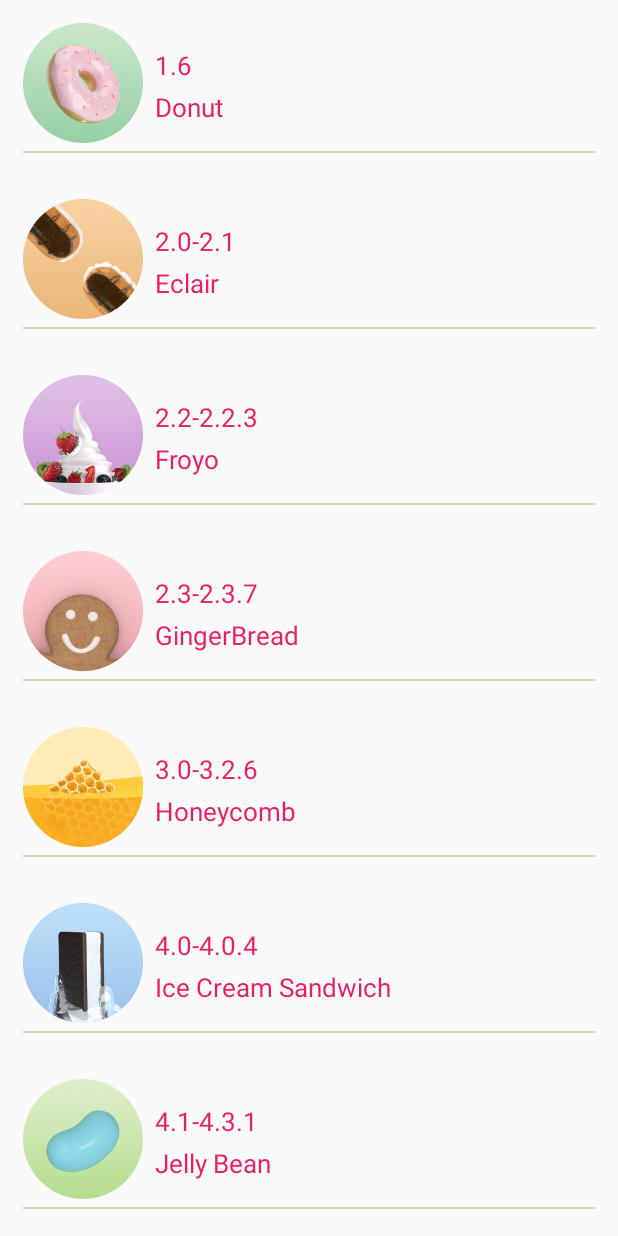
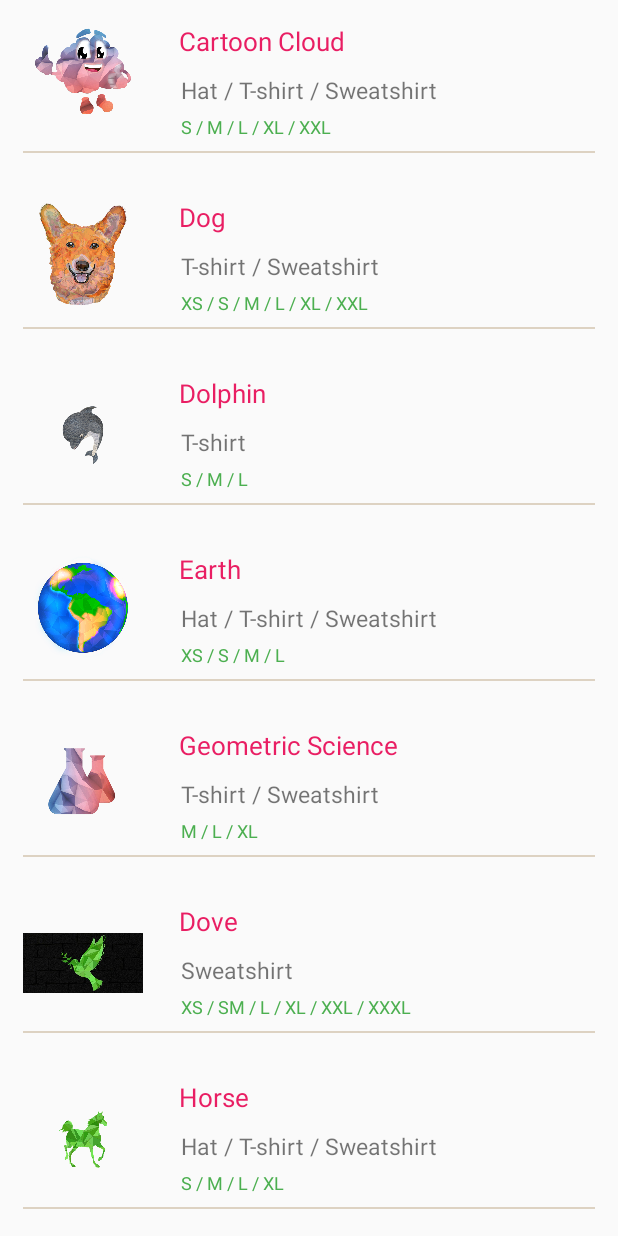
Before and after one commit to fleckc3/SDA_Assign3_2019, an Android app: the fragment ProductList shown on its own in the app's theme, on a phone screen of 412 x 824 dp. Run offline under Robolectric (Android 15) with nearby library versions, the phone set to English and light mode, and no system bars.

Commit message:
New recycler view items added with design

```diff
--- a/app/src/main/java/com/example/sdaassign32019johndoe/FlavorAdapter.java
+++ b/app/src/main/java/com/example/sdaassign32019johndoe/FlavorAdapter.java
@@ -23,11 +23,14 @@ package com.example.sdaassign32019johndoe;
  */
 public class FlavorAdapter {
 
-    // Name of the Android version (e.g. Gingerbread, Honeycomb, Ice Cream Sandwich)
-    private String mVersionName;
+    // Name of the design name (e.g. blue dog, unicorn, geometric duck)
+    private String designName;
 
-    // Android version number (e.g. 2.3-2.7, 3.0-3.2.6, 4.0-4.0.4)
-    private String mVersionNumber;
+    // product size (e.g. s, m, l, xl)
+    private String productSize;
+
+    // type of product the design can be printed on (e.g hats, tshirts, sweatshirts)
+    private String productType;
 
     // Drawable resource ID
     private int mImageResourceId;
@@ -39,26 +42,32 @@ public class FlavorAdapter {
      * @param image is drawable reference ID that corresponds to the Android version
      *
      * */
-    public FlavorAdapter(String vName, String vNumber, int imageResourceId)
+    public FlavorAdapter(String dName, String pSize, String pType, int imageResourceId)
     {
-        mVersionName = vName;
-        mVersionNumber = vNumber;
+        designName = dName;
+        productSize = pSize;
+        productType = pType;
         mImageResourceId = imageResourceId;
     }
 
     /**
-     * Get the name of the Android version
+     * Get the name of the design
      */
-    public String getVersionName() {
-        return mVersionName;
+    public String getDesignName() {
+        return designName;
     }
 
     /**
-     * Get the Android version number
+     * Get the product size
      */
-    public String getVersionNumber() {
-        return mVersionNumber;
+    public String getProductSize() {
+        return productSize;
     }
+
+    /**
+     * get the product type
+     */
+    public String getProductType(){ return productType; }
 
     /**
      * Get the image resource ID
--- a/app/src/main/java/com/example/sdaassign32019johndoe/FlavorViewAdapter.java
+++ b/app/src/main/java/com/example/sdaassign32019johndoe/FlavorViewAdapter.java
@@ -60,14 +60,15 @@ public class FlavorViewAdapter extends RecyclerView.Adapter<FlavorViewAdapter.Vi
         Log.d(TAG, "onBindViewHolder: was called");
 
 
-        viewHolder.imageText.setText(mFlavors.get(position).getVersionNumber());
-        viewHolder.versionText.setText(mFlavors.get(position).getVersionName());
+        viewHolder.designText.setText(mFlavors.get(position).getProductSize());
+        viewHolder.sizeText.setText(mFlavors.get(position).getDesignName());
+        viewHolder.productText.setText(mFlavors.get(position).getProductType());
         viewHolder.imageItem.setImageResource(mFlavors.get(position).getImageResourceId());
         viewHolder.itemParentLayout.setOnClickListener(new View.OnClickListener() {
             @Override
             public void onClick(View view) {
                 Log.i(TAG, "onClick: this was clicked");
-                Toast.makeText(mNewContext, mFlavors.get(position).getVersionName(), Toast.LENGTH_SHORT).show();
+                Toast.makeText(mNewContext, mFlavors.get(position).getDesignName(), Toast.LENGTH_SHORT).show();
             }
         });
 
@@ -82,8 +83,9 @@ public class FlavorViewAdapter extends RecyclerView.Adapter<FlavorViewAdapter.Vi
     class ViewHolder extends RecyclerView.ViewHolder{
 
         ImageView imageItem;
-        TextView imageText;
-        TextView versionText;
+        TextView designText;
+        TextView sizeText;
+        TextView productText;
         RelativeLayout itemParentLayout;
 
         ViewHolder(@NonNull View itemView) {
@@ -91,8 +93,9 @@ public class FlavorViewAdapter extends RecyclerView.Adapter<FlavorViewAdapter.Vi
 
             //grab the image, the text and the layout id's
             imageItem = itemView.findViewById(R.id.imageItem);
-            imageText = itemView.findViewById(R.id.flavorText);
-            versionText = itemView.findViewById(R.id.flavorVers);
+            designText = itemView.findViewById(R.id.flavorText);
+            sizeText = itemView.findViewById(R.id.flavorVers);
+            productText = itemView.findViewById(R.id.productType);
             itemParentLayout = itemView.findViewById(R.id.listItemLayout);
 
         }
--- a/app/src/main/java/com/example/sdaassign32019johndoe/ProductList.java
+++ b/app/src/main/java/com/example/sdaassign32019johndoe/ProductList.java
@@ -34,16 +34,21 @@ public class ProductList extends Fragment {
 
         View root = inflater.inflate(R.layout.fragment_product_list, container, false);
         // Create an ArrayList of AndroidFlavor objects
-        mFlavor.add(new FlavorAdapter("Donut", "1.6", R.drawable.donut));
-        mFlavor.add(new FlavorAdapter("Eclair", "2.0-2.1", R.drawable.eclair));
-        mFlavor.add(new FlavorAdapter("Froyo", "2.2-2.2.3", R.drawable.froyo));
-        mFlavor.add(new FlavorAdapter("GingerBread", "2.3-2.3.7", R.drawable.gingerbread));
-        mFlavor.add(new FlavorAdapter("Honeycomb", "3.0-3.2.6", R.drawable.honeycomb));
-        mFlavor.add(new FlavorAdapter("Ice Cream Sandwich", "4.0-4.0.4", R.drawable.icecream));
-        mFlavor.add(new FlavorAdapter("Jelly Bean", "4.1-4.3.1", R.drawable.jellybean));
-        mFlavor.add(new FlavorAdapter("KitKat", "4.4-4.4.4", R.drawable.kitkat));
-        mFlavor.add(new FlavorAdapter("Lollipop", "5.0-5.1.1", R.drawable.lollipop));
-        mFlavor.add(new FlavorAdapter("Marshmallow", "6.0-6.0.1", R.drawable.marshmallow));
+        mFlavor.add(new FlavorAdapter("Cartoon Cloud", "S / M / L / XL / XXL", "Hat / T-shirt / Sweatshirt", R.drawable.cartoon_cloud));
+        mFlavor.add(new FlavorAdapter("Dog", "XS / S / M / L / XL / XXL", "T-shirt / Sweatshirt", R.drawable.color_dog));
+        mFlavor.add(new FlavorAdapter("Dolphin", "S / M / L", "T-shirt", R.drawable.dolphin));
+        mFlavor.add(new FlavorAdapter("Earth", "XS / S / M / L","Hat / T-shirt / Sweatshirt", R.drawable.earth));
+        mFlavor.add(new FlavorAdapter("Geometric Science", "M / L / XL","T-shirt / Sweatshirt", R.drawable.geo_beaker));
+        mFlavor.add(new FlavorAdapter("Dove", "XS / SM / L / XL / XXL / XXXL", "Sweatshirt", R.drawable.green_dove));
+        mFlavor.add(new FlavorAdapter("Horse", "S / M / L / XL", "Hat / T-shirt / Sweatshirt", R.drawable.green_horse));
+        mFlavor.add(new FlavorAdapter("Dog", "XS / S", "Hat / T-shirt", R.drawable.grey_dog));
+        mFlavor.add(new FlavorAdapter("Geometric Hotdog", "XS / S / M / L / XL / XXL", "Hat / T-shirt / Sweatshirt", R.drawable.hotdog));
+        mFlavor.add(new FlavorAdapter("Mouse and Cheese", "S / M / L / XL", "T-shirt / Sweatshirt", R.drawable.mouse_cheese));
+        mFlavor.add(new FlavorAdapter("Red Fish", "XS / SM / L / XL / XXL / XXXL", "Hat / Sweatshirt", R.drawable.redfish));
+        mFlavor.add(new FlavorAdapter("Geo Taco", "XS / S / M / L / XL", "Hat / T-shirt / Sweatshirt", R.drawable.taco));
+        mFlavor.add(new FlavorAdapter("Tiger", "XS / S", "Hat / T-shirt", R.drawable.tiger));
+        mFlavor.add(new FlavorAdapter("Turtle", "XS / S / M / L / XL / XXL", "Hat / T-shirt / Sweatshirt", R.drawable.turtle));
+        mFlavor.add(new FlavorAdapter("Unicorn", "S / M / L / XL", "T-shirt / Sweatshirt", R.drawable.unicorn));
 
         //start it with the view
         Log.d(TAG, "Starting recycler view");
--- a/app/src/main/res/layout/recycler_list_item.xml
+++ b/app/src/main/res/layout/recycler_list_item.xml
@@ -1,5 +1,6 @@
 <?xml version="1.0" encoding="utf-8"?>
 <RelativeLayout xmlns:android="http://schemas.android.com/apk/res/android"
+    xmlns:tools="http://schemas.android.com/tools"
     android:layout_width="match_parent" android:layout_height="wrap_content"
     android:padding="15dp"
     android:id="@+id/listItemLayout">
@@ -13,24 +14,21 @@
 
     <TextView
         android:id="@+id/flavorText"
-        android:layout_width="wrap_content"
+        android:layout_width="227dp"
         android:layout_height="wrap_content"
-        android:layout_alignParentTop="true"
-        android:layout_marginStart="8dp"
-        android:layout_marginTop="16dp"
-        android:layout_marginEnd="18dp"
+        android:layout_below="@+id/productType"
+        android:layout_marginStart="25dp"
+        android:layout_marginTop="5dp"
         android:layout_toEndOf="@+id/imageItem"
         android:text="@string/plc_flavor"
-        android:textColor="@color/TabText"
-        android:textSize="17sp" />
+        android:textColor="#4CAF50"
+        android:textSize="12sp" />
 
     <TextView
         android:id="@+id/flavorVers"
         android:layout_width="wrap_content"
         android:layout_height="wrap_content"
-        android:layout_below="@+id/flavorText"
-        android:layout_marginStart="8dp"
-        android:layout_marginTop="4dp"
+        android:layout_marginStart="24dp"
         android:layout_marginEnd="18dp"
         android:layout_toEndOf="@+id/imageItem"
         android:text="@string/plc_version"
@@ -45,4 +43,15 @@
         android:background="@color/border_shade"
         android:contentDescription="@string/border" />
 
+    <TextView
+        android:id="@+id/productType"
+        android:layout_width="wrap_content"
+        android:layout_height="wrap_content"
+        android:layout_below="@+id/flavorVers"
+        android:layout_marginStart="25dp"
+        android:layout_marginTop="10dp"
+        android:layout_toEndOf="@+id/imageItem"
+        android:textSize="15sp"
+        tools:text="@string/plc_product" />
+
 </RelativeLayout>
--- a/app/src/main/res/values/strings.xml
+++ b/app/src/main/res/values/strings.xml
@@ -25,7 +25,7 @@
 
     <!-- TODO: Remove or change this placeholder text -->
     <string name="hello_blank_fragment">Hello blank fragment</string>
-    <string name="welcome_tab">Welcome to mY T-Shirt ordering site!!</string>
+    <string name="welcome_tab">Welcome to my T-Shirt ordering site!!</string>
     <string name="delivery">Delivery</string>
     <string name="collection">Collection</string>
     <string name="deliveryHint">Enter Your Delivery Address</string>
@@ -33,5 +33,6 @@
     <string name="enter_name">Please enter your name</string>
     <string name="send_order">SEND ORDER</string>
     <string name="take_photo">Take photo for T-Shirt</string>
+    <string name="plc_product">product</string>
 
 </resources>
```
Also changed, not shown: app/src/main/res/drawable/cartoon_cloud.png (added), app/src/main/res/drawable/color_dog.png (added), app/src/main/res/drawable/dolphin.png (added), app/src/main/res/drawable/earth.png (added), app/src/main/res/drawable/geo_beaker.png (added), app/src/main/res/drawable/green_dove.jpg (added), app/src/main/res/drawable/green_horse.png (added), app/src/main/res/drawable/grey_dog.png (added), app/src/main/res/drawable/hotdog.png (added), app/src/main/res/drawable/mouse_cheese.png (added), app/src/main/res/drawable/redfish.png (added), app/src/main/res/drawable/taco.png (added), app/src/main/res/drawable/tiger.png (added), app/src/main/res/drawable/turtle.png (added), 1 more files.
